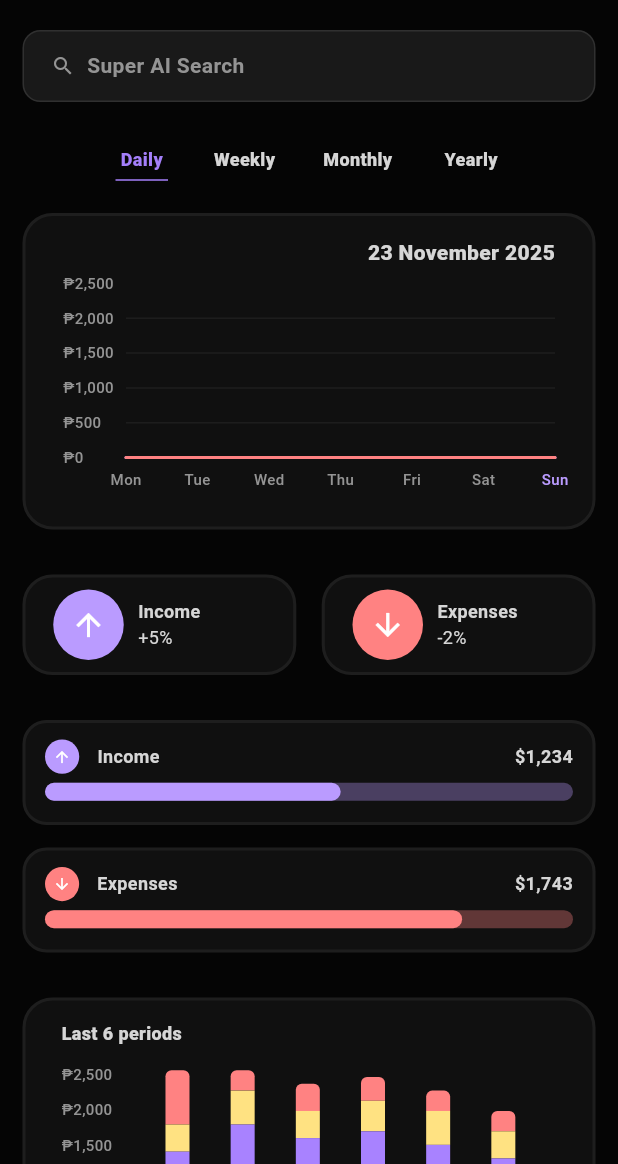
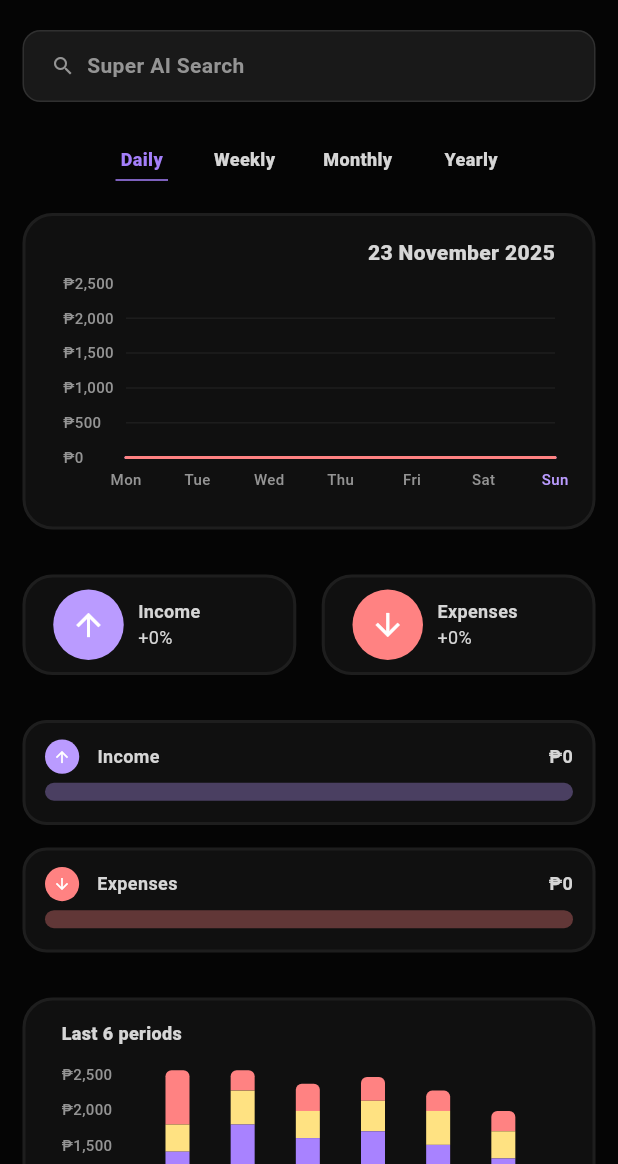
Before and after one commit to nylla8444/sAIveon, a Flutter app: the StatisticsPage screen opened directly, on a phone screen of 412 x 824 dp, the part 72-1236 px from its top. Run offline on Flutter 3.47's test engine with Material 3 defaults, Android fonts, the phone set to English and light mode, and no system bars; drawn by our look-alikes of fl_chart; our stand-ins replace connectivity_plus, dio, drift, drift_flutter, equatable, flutter_dotenv and 5 more; missing offline and left inert: flutter_ai_toolkit, gpt_markdown; accounts and stored records are empty; generated files the repository leaves out were written again; Roboto replaces fonts that are missing (Manrope, Poppins).

Commit message:
feat(AI chat & statistics page): updated dynamic currency reference for LLM; also made statistics page partially functional

```diff
--- a/lib/features/ai_chat/domain/services/financial_data_service.dart
+++ b/lib/features/ai_chat/domain/services/financial_data_service.dart
@@ -1,16 +1,16 @@
 import 'package:drift/drift.dart';
 import 'package:intl/intl.dart';
 import '../../../../core/database/app_database.dart';
+import '../../../../core/services/currency_service.dart';
 
 /// Service to gather and format financial data for AI analysis
 ///
-/// Note: This service uses hardcoded $ symbols in the data sent to AI.
-/// This is intentional as the AI model expects consistent currency formatting.
-/// User-facing UI components use the CurrencyService for dynamic currency display.
+/// Note: This service now uses dynamic currency formatting from CurrencyService.
 class FinancialDataService {
   final AppDatabase _database;
+  final CurrencyService _currencyService;
 
-  FinancialDataService(this._database);
+  FinancialDataService(this._database, this._currencyService);
 
   /// Get comprehensive financial summary for AI context
   Future<String> getFinancialSummary() async {
@@ -64,12 +64,12 @@ class FinancialDataService {
 
     for (var bank in banks) {
       buffer.writeln(
-        '- ${bank.name} (${bank.accountNumber}): \$${bank.balance.toStringAsFixed(2)}',
+        '- ${bank.name} (${bank.accountNumber}): ${_currencyService.format(bank.balance)}',
       );
       totalBalance += bank.balance;
     }
 
-    buffer.writeln('\nTotal Balance: \$${totalBalance.toStringAsFixed(2)}');
+    buffer.writeln('\nTotal Balance: ${_currencyService.format(totalBalance)}');
     return buffer.toString();
   }
 
@@ -103,7 +103,7 @@ class FinancialDataService {
           : (tx.type == 'send' ? '💸' : '🔄');
 
       buffer.writeln(
-        '$typeEmoji ${tx.name}: \$${tx.amount.toStringAsFixed(2)} - $dateStr',
+        '$typeEmoji ${tx.name}: ${_currencyService.format(tx.amount)} - $dateStr',
       );
 
       if (tx.type == 'receive') {
@@ -116,11 +116,11 @@ class FinancialDataService {
     }
 
     buffer.writeln('\nSummary:');
-    buffer.writeln('- Income: \$${totalIncome.toStringAsFixed(2)}');
-    buffer.writeln('- Spending: \$${totalSpending.toStringAsFixed(2)}');
-    buffer.writeln('- Transfers: \$${totalTransfers.toStringAsFixed(2)}');
+    buffer.writeln('- Income: ${_currencyService.format(totalIncome)}');
+    buffer.writeln('- Spending: ${_currencyService.format(totalSpending)}');
+    buffer.writeln('- Transfers: ${_currencyService.format(totalTransfers)}');
     buffer.writeln(
-      '- Net: \$${(totalIncome - totalSpending).toStringAsFixed(2)}',
+      '- Net: ${_currencyService.format(totalIncome - totalSpending)}',
     );
 
     return buffer.toString();
@@ -153,17 +153,17 @@ class FinancialDataService {
       final status = percentage >= 90 ? '⚠️' : (percentage >= 70 ? '⚡' : '✅');
 
       buffer.writeln(
-        '$status ${budget.category}: \$${budget.spentAmount.toStringAsFixed(2)} / \$${budget.budgetAmount.toStringAsFixed(2)} (${percentage.toStringAsFixed(0)}% used, \$${remaining.toStringAsFixed(2)} remaining)',
+        '$status ${budget.category}: ${_currencyService.format(budget.spentAmount)} / ${_currencyService.format(budget.budgetAmount)} (${percentage.toStringAsFixed(0)}% used, ${_currencyService.format(remaining)} remaining)',
       );
 
       totalBudget += budget.budgetAmount;
       totalSpent += budget.spentAmount;
     }
 
-    buffer.writeln('\nTotal Budget: \$${totalBudget.toStringAsFixed(2)}');
-    buffer.writeln('Total Spent: \$${totalSpent.toStringAsFixed(2)}');
+    buffer.writeln('\nTotal Budget: ${_currencyService.format(totalBudget)}');
+    buffer.writeln('Total Spent: ${_currencyService.format(totalSpent)}');
     buffer.writeln(
-      'Remaining: \$${(totalBudget - totalSpent).toStringAsFixed(2)}',
+      'Remaining: ${_currencyService.format(totalBudget - totalSpent)}',
     );
 
     return buffer.toString();
@@ -203,11 +203,13 @@ class FinancialDataService {
     for (var entry in sortedCategories) {
       final percentage = (entry.value / totalExpenses * 100);
       buffer.writeln(
-        '- ${entry.key}: \$${entry.value.toStringAsFixed(2)} (${percentage.toStringAsFixed(1)}%)',
+        '- ${entry.key}: ${_currencyService.format(entry.value)} (${percentage.toStringAsFixed(1)}%)',
       );
     }
 
-    buffer.writeln('\nTotal Expenses: \$${totalExpenses.toStringAsFixed(2)}');
+    buffer.writeln(
+      '\nTotal Expenses: ${_currencyService.format(totalExpenses)}',
+    );
 
     return buffer.toString();
   }
@@ -235,12 +237,14 @@ class FinancialDataService {
           .inDays;
 
       buffer.writeln(
-        '- ${payment.name}: \$${payment.amount.toStringAsFixed(2)} - $dateStr (${payment.frequency}, in $daysUntil days)',
+        '- ${payment.name}: ${_currencyService.format(payment.amount)} - $dateStr (${payment.frequency}, in $daysUntil days)',
       );
       totalUpcoming += payment.amount;
     }
 
-    buffer.writeln('\nTotal Upcoming: \$${totalUpcoming.toStringAsFixed(2)}');
+    buffer.writeln(
+      '\nTotal Upcoming: ${_currencyService.format(totalUpcoming)}',
+    );
 
     return buffer.toString();
   }
--- a/lib/features/ai_chat/presentation/pages/chat_detail_page.dart
+++ b/lib/features/ai_chat/presentation/pages/chat_detail_page.dart
@@ -71,7 +71,8 @@ class _ChatDetailPageState extends State<ChatDetailPage> {
 
     final database = ServiceProvider.of(context).database;
     final chatRepository = ServiceProvider.of(context).chatRepository;
-    _financialDataService = FinancialDataService(database);
+    final currencyService = ServiceProvider.of(context).currencyService;
+    _financialDataService = FinancialDataService(database, currencyService);
 
     try {
       // Load session info
--- a/lib/features/ai_chat/presentation/pages/new_chat_page.dart
+++ b/lib/features/ai_chat/presentation/pages/new_chat_page.dart
@@ -69,7 +69,8 @@ class _NewChatPageState extends State<NewChatPage> {
     });
 
     final database = ServiceProvider.of(context).database;
-    _financialDataService = FinancialDataService(database);
+    final currencyService = ServiceProvider.of(context).currencyService;
+    _financialDataService = FinancialDataService(database, currencyService);
 
     try {
       print('📊 [NewChatPage] Fetching financial summary from database...');
--- a/lib/features/statistics/presentation/pages/statistics_page.dart
+++ b/lib/features/statistics/presentation/pages/statistics_page.dart
@@ -6,10 +6,17 @@ import '../../../expenses/presentation/widgets/expenses_value_section.dart';
 import '../widgets/last_6_periods_section.dart';
 import '../../../banks/presentation/widgets/balance_with_banks_section.dart';
 import '../../../notifications/presentation/pages/notifications_page.dart';
+import '../../../../core/di/service_locator.dart';
+import '../../../banks/presentation/pages/bank_detail_page.dart';
 
-class StatisticsPage extends StatelessWidget {
+class StatisticsPage extends StatefulWidget {
   const StatisticsPage({super.key});
 
+  @override
+  State<StatisticsPage> createState() => _StatisticsPageState();
+}
+
+class _StatisticsPageState extends State<StatisticsPage> {
   @override
   Widget build(BuildContext context) {
     return Scaffold(
@@ -36,10 +43,101 @@ class StatisticsPage extends StatelessWidget {
 
                 const SizedBox(height: 30),
 
+                // Income and Expenses Section - Connected to real data
+                StreamBuilder<List<dynamic>>(
+                  stream: ServiceProvider.of(
+                    context,
+                  ).transactionRepository.watchAllTransactions(),
+                  builder: (context, snapshot) {
+                    if (!snapshot.hasData) {
+                      return const SizedBox.shrink();
+                    }
+
+                    final now = DateTime.now();
+                    final currentMonthStart = DateTime(now.year, now.month, 1);
+                    final lastMonthStart = DateTime(now.year, now.month - 1, 1);
+                    final lastMonthEnd = DateTime(
+                      now.year,
+                      now.month,
+                      0,
+                      23,
+                      59,
+                      59,
+                    );
+
+                    final transactions = snapshot.data!
+                        .where((t) => !t.isDeleted)
+                        .toList();
+                    final currencyService = ServiceProvider.of(
+                      context,
+                    ).currencyService;
+
+                    // Current month income and expenses
+                    double currentIncome = 0;
+                    double currentExpenses = 0;
+
+                    for (var tx in transactions) {
+                      if (tx.date.isAfter(currentMonthStart) &&
+                          tx.date.isBefore(now)) {
+                        if (tx.type == 'receive') {
+                          currentIncome += tx.amount;
+                        } else if (tx.type == 'send') {
+                          currentExpenses += tx.amount;
+                        }
+                      }
+                    }
+
+                    // Last month income and expenses
+                    double lastIncome = 0;
+                    double lastExpenses = 0;
+
+                    for (var tx in transactions) {
+                      if (tx.date.isAfter(lastMonthStart) &&
+                          tx.date.isBefore(lastMonthEnd)) {
+                        if (tx.type == 'receive') {
+                          lastIncome += tx.amount;
+                        } else if (tx.type == 'send') {
+                          lastExpenses += tx.amount;
+                        }
+                      }
+                    }
+
+                    // Calculate percentage changes
+                    final incomeChange = lastIncome > 0
+                        ? ((currentIncome - lastIncome) / lastIncome * 100)
+                        : (currentIncome > 0 ? 100.0 : 0.0);
+                    final expensesChange = lastExpenses > 0
+                        ? ((currentExpenses - lastExpenses) /
+                              lastExpenses *
+                              100)
+                        : (currentExpenses > 0 ? 100.0 : 0.0);
+
+                    final incomePercentage =
+                        '${incomeChange >= 0 ? '+' : ''}${incomeChange.toStringAsFixed(0)}%';
+                    final expensesPercentage =
+                        '${expensesChange >= 0 ? '+' : ''}${expensesChange.toStringAsFixed(0)}%';
+
+                    // Calculate progress bars (relative to max value)
+                    final maxIncome = currentIncome > lastIncome
+                        ? currentIncome
+                        : lastIncome;
+                    final maxExpenses = currentExpenses > lastExpenses
+                        ? currentExpenses
+                        : lastExpenses;
+
+                    final incomeProgress = maxIncome > 0
+                        ? (currentIncome / maxIncome).clamp(0.0, 1.0)
+                        : 0.0;
+                    final expensesProgress = maxExpenses > 0
+                        ? (currentExpenses / maxExpenses).clamp(0.0, 1.0)
+                        : 0.0;
+
+                    return Column(
+                      children: [
                         // Income and Expenses Section
                         IncomeExpensesSection(
-                  incomePercentage: '+5%',
-                  expensesPercentage: '-2%',
+                          incomePercentage: incomePercentage,
+                          expensesPercentage: expensesPercentage,
                           onIncomeTap: () {
                             // TODO: Navigate to income details
                           },
@@ -52,8 +150,8 @@ class StatisticsPage extends StatelessWidget {
 
                         // Income Value Section with Progress Bar
                         IncomeValueSection(
-                  amount: '\$1,234',
-                  progress: 0.56, // 56% progress (160/287 from Figma)
+                          amount: currencyService.formatWhole(currentIncome),
+                          progress: incomeProgress,
                           onTap: () {
                             // TODO: Navigate to income details
                           },
@@ -63,10 +161,14 @@ class StatisticsPage extends StatelessWidget {
 
                         // Expenses Value Section with Progress Bar
                         ExpensesValueSection(
-                  amount: '\$1,743',
-                  progress: 0.79, // 79% progress (228/287 from Figma)
+                          amount: currencyService.formatWhole(currentExpenses),
+                          progress: expensesProgress,
                           onTap: () {
                             // TODO: Navigate to expenses details
+                          },
+                        ),
+                      ],
+                    );
                   },
                 ),
 
@@ -110,43 +212,51 @@ class StatisticsPage extends StatelessWidget {
 
                 const SizedBox(height: 30),
 
-                // Balance with Banks Section
-                BalanceWithBanksSection(
-                  totalBalance: '\$888.00',
-                  banks: [
-                    BankBalanceData(
-                      bankName: 'Bank A',
-                      amount: '\$120',
+                // Balance with Banks Section - Connected to real data
+                StreamBuilder<List<dynamic>>(
+                  stream: ServiceProvider.of(
+                    context,
+                  ).bankRepository.watchAllBanks(),
+                  builder: (context, snapshot) {
+                    if (!snapshot.hasData) {
+                      return const SizedBox.shrink();
+                    }
+
+                    final banks = snapshot.data!
+                        .where((b) => !b.isDeleted)
+                        .toList();
+                    final currencyService = ServiceProvider.of(
+                      context,
+                    ).currencyService;
+
+                    final totalBalance = banks.fold<double>(
+                      0,
+                      (sum, bank) => sum + bank.balance,
+                    );
+
+                    return BalanceWithBanksSection(
+                      totalBalance: currencyService.format(totalBalance),
+                      banks: banks.map((bank) {
+                        return BankBalanceData(
+                          bankName: bank.name,
+                          amount: currencyService.format(bank.balance),
                           icon: Icons.account_balance,
                           onTap: () {
-                        // TODO: Navigate to Bank A details
+                            Navigator.push(
+                              context,
+                              MaterialPageRoute(
+                                builder: (context) => BankDetailPage(
+                                  bankId: bank.id,
+                                  bankName: bank.name,
+                                  balance: currencyService.format(bank.balance),
+                                ),
+                              ),
+                            );
                           },
-                    ),
-                    BankBalanceData(
-                      bankName: 'Bank B',
-                      amount: '\$440',
-                      icon: Icons.account_balance,
-                      onTap: () {
-                        // TODO: Navigate to Bank B details
+                        );
+                      }).toList(),
+                    );
                   },
-                    ),
-                    BankBalanceData(
-                      bankName: 'Bank C',
-                      amount: '\$154',
-                      icon: Icons.account_balance,
-                      onTap: () {
-                        // TODO: Navigate to Bank C details
-                      },
-                    ),
-                    BankBalanceData(
-                      bankName: 'Bank D',
-                      amount: '\$174',
-                      icon: Icons.account_balance,
-                      onTap: () {
-                        // TODO: Navigate to Bank D details
-                      },
-                    ),
-                  ],
                 ),
 
                 const SizedBox(height: 100),
--- a/lib/features/statistics/presentation/widgets/income_expenses_section.dart
+++ b/lib/features/statistics/presentation/widgets/income_expenses_section.dart
@@ -23,7 +23,7 @@ class IncomeExpensesSection extends StatelessWidget {
           child: _buildCard(
             label: 'Income',
             percentage: incomePercentage,
-            isIncrease: incomePercentage.startsWith('+'),
+            isIncome: true,
             onTap: onIncomeTap,
           ),
         ),
@@ -35,7 +35,7 @@ class IncomeExpensesSection extends StatelessWidget {
           child: _buildCard(
             label: 'Expenses',
             percentage: expensesPercentage,
-            isIncrease: expensesPercentage.startsWith('+'),
+            isIncome: false,
             onTap: onExpensesTap,
           ),
         ),
@@ -46,7 +46,7 @@ class IncomeExpensesSection extends StatelessWidget {
   Widget _buildCard({
     required String label,
     required String percentage,
-    required bool isIncrease,
+    required bool isIncome,
     VoidCallback? onTap,
   }) {
     return GestureDetector(
@@ -69,13 +69,13 @@ class IncomeExpensesSection extends StatelessWidget {
               width: 52,
               height: 52,
               decoration: BoxDecoration(
-                color: isIncrease
+                color: isIncome
                     ? const Color(0xFFBA9BFF)
                     : const Color(0xFFFF8282),
                 shape: BoxShape.circle,
               ),
               child: Icon(
-                isIncrease ? Icons.arrow_upward : Icons.arrow_downward,
+                isIncome ? Icons.arrow_upward : Icons.arrow_downward,
                 color: Colors.white,
                 size: 24,
               ),
```
Lines whose indentation alone changed are shown as unchanged.
